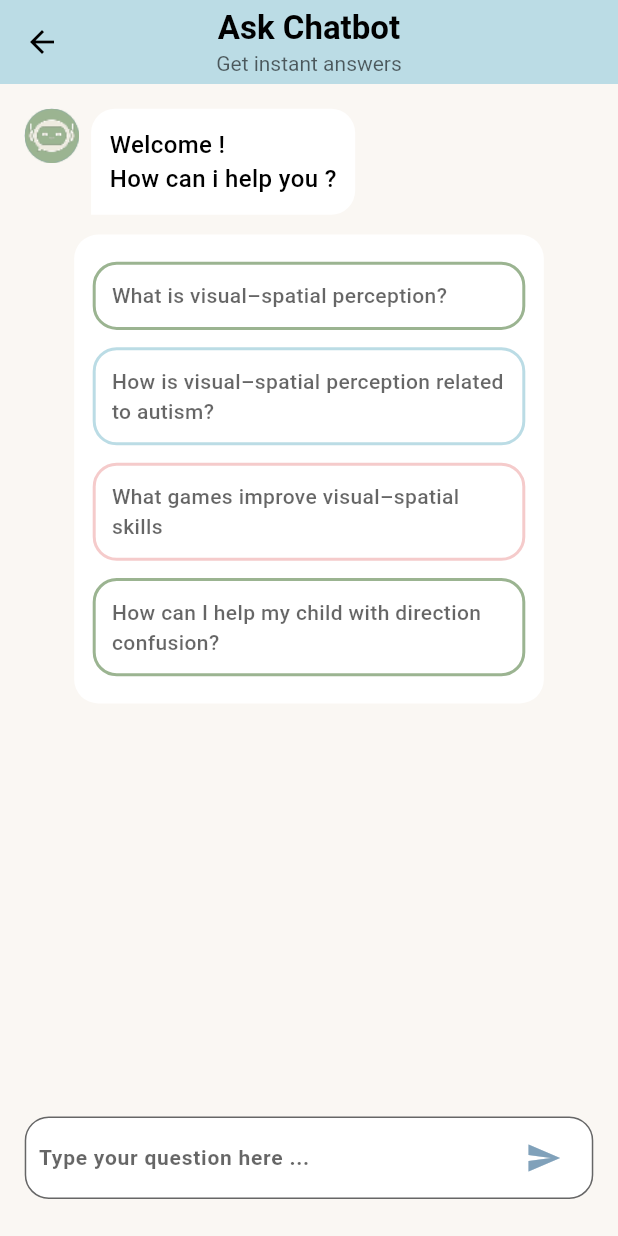
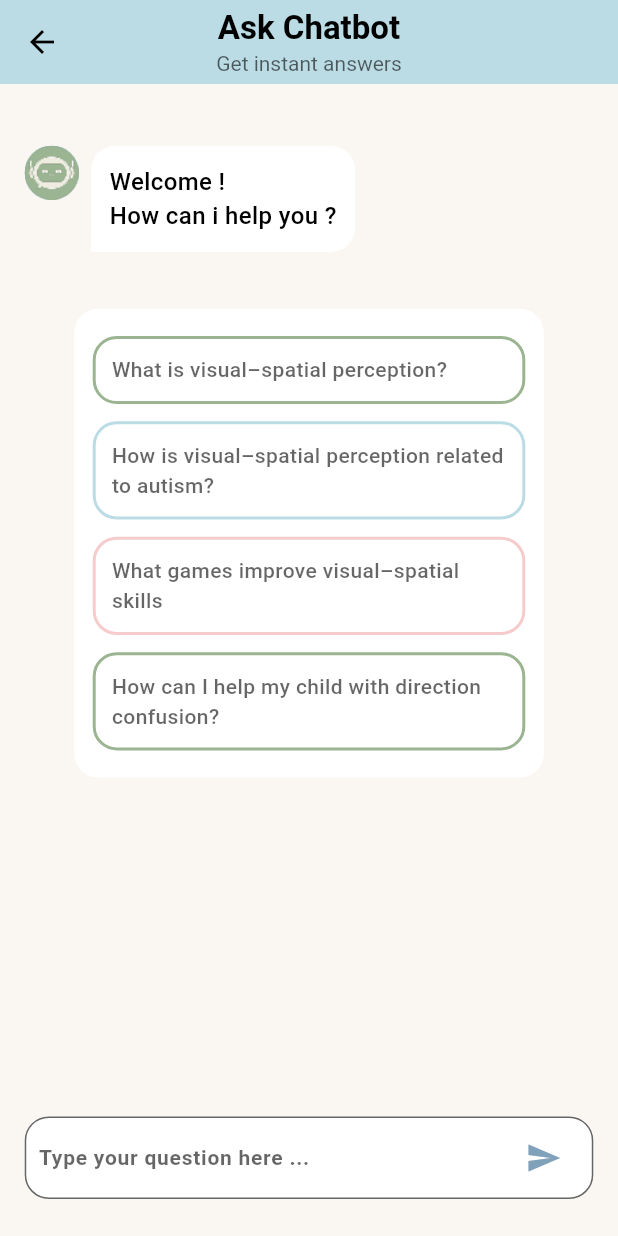
Before and after one commit to 28-bassant/Au-somes, a Flutter app: the ChatbotScreen screen opened by its route, on a phone screen of 412 x 824 dp. Run offline on Flutter 3.47's test engine with Material 3 defaults, Android fonts, the light colour scheme and no system bars; drawn by our look-alikes of expandable_text; our stand-ins replace audioplayers, flutter_image_slideshow, fluttertoast, google_fonts, percent_indicator, pin_code_fields and 1 more; accounts and stored records are empty; Roboto replaces fonts that are missing (Glory).

Commit message:
add changes

```diff
--- a/lib/ui/parent_screen/tabs/home_tab/features/chatbot/chatbot_screen.dart
+++ b/lib/ui/parent_screen/tabs/home_tab/features/chatbot/chatbot_screen.dart
@@ -278,4 +278,5 @@ class _ChatbotScreenState extends State<ChatbotScreen> {
 
 
 
+
 }
--- a/lib/ui/parent_screen/tabs/home_tab/features/chatbot/widgets/bot_message.dart
+++ b/lib/ui/parent_screen/tabs/home_tab/features/chatbot/widgets/bot_message.dart
@@ -8,52 +8,76 @@ import 'package:provider/provider.dart';
 import '../../../../../../../utils/app_colors.dart';
 import 'package:flutter/material.dart';
 class BotMessage extends StatelessWidget {
-   String text;
+  final String text;
   BotMessage({super.key, required this.text});
+
+  bool isArabicText(String text) {
+    final arabicRegex = RegExp(r'[\u0600-\u06FF]');
+    return arabicRegex.hasMatch(text);
+  }
 
   @override
   Widget build(BuildContext context) {
     var height = MediaQuery.of(context).size.height;
     var width = MediaQuery.of(context).size.width;
     var languageProvider = Provider.of<AppLanguageProvider>(context);
-    return Row(
+
+    final bool textIsArabic = isArabicText(text);
+
+    return Padding(
+      padding: EdgeInsets.symmetric(vertical: height * .03),
+      child: Row(
         crossAxisAlignment: CrossAxisAlignment.start,
         children: [
           CircleAvatar(
-          radius:18,
+            radius: 18,
             backgroundColor: AppColors.softBlue,
-          child: Image.asset(AppAssets.chatbotImage,
+            child: Image.asset(
+              AppAssets.chatbotImage,
               width: 40,
             ),
           ),
-        SizedBox(width:width* .02),
+          SizedBox(width: width * .02),
           Flexible(
             child: Align(
-            alignment:languageProvider.isArabic()?Alignment.centerRight: Alignment.centerLeft,
+              alignment: textIsArabic
+                  ? Alignment.centerRight
+                  : Alignment.centerLeft,
               child: Container(
                 padding: EdgeInsets.all(width * .03),
                 margin: EdgeInsets.only(
-                right:languageProvider.isArabic()? 0: width * .08,
-                left:languageProvider.isArabic()? width * .08 :0  ,
+                  right: textIsArabic ? 0 : width * .08,
+                  left: textIsArabic ? width * .08 : 0,
                 ),
                 decoration: BoxDecoration(
                   color: AppColors.whiteColor,
-                borderRadius: BorderRadius.only(topLeft:Radius.circular(16),bottomLeft:languageProvider.isArabic()?Radius.circular(16):Radius.circular(0),
-                    topRight: Radius.circular(16),bottomRight:languageProvider.isArabic()? Radius.circular(0):Radius.circular(16) ),
+                  borderRadius: BorderRadius.only(
+                    topLeft: Radius.circular(16),
+                    topRight: Radius.circular(16),
+                    bottomLeft:
+                    textIsArabic ? Radius.circular(16) : Radius.circular(0),
+                    bottomRight:
+                    textIsArabic ? Radius.circular(0) : Radius.circular(16),
                   ),
-              child:ExpandableText(
+                ),
+                child: ExpandableText(
                   text,
-                expandText: AppLocalizations.of(context)!.show_more,
-                collapseText:AppLocalizations.of(context)!.show_less,
+                  expandText:
+                  textIsArabic ? "عرض المزيد" : "Show more",
+                  collapseText:
+                  textIsArabic ? "عرض أقل" : "Show less",
                   maxLines: 7,
                   linkColor: AppColors.blackColor,
                   linkStyle: AppStyles.bold14Black,
-                style: AppStyles.medium16Black
+                  style: AppStyles.medium16Black,
+                  textDirection:
+                  textIsArabic ? TextDirection.rtl : TextDirection.ltr,
                 ),
               ),
             ),
           ),
         ],
+      ),
     );
   }
 }
```
Also changed, not shown: lib/ui/parent_screen/tabs/home_tab/features/chatbot/widgets/user_message.dart (+34 -17 lines). Lines whose indentation alone changed are shown as unchanged.
